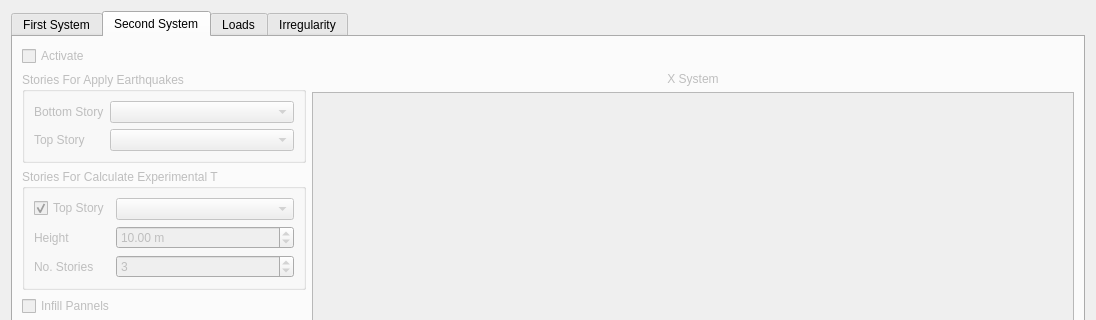
This is widgets/civiltools_project_settings.ui in ebrahimraeyat/civilTools as Qt 5 draws it before an edit; both pictures show x 0 to 1096 and y 0 to 320 of the 1096 by 811 pixel window. The edited form follows.
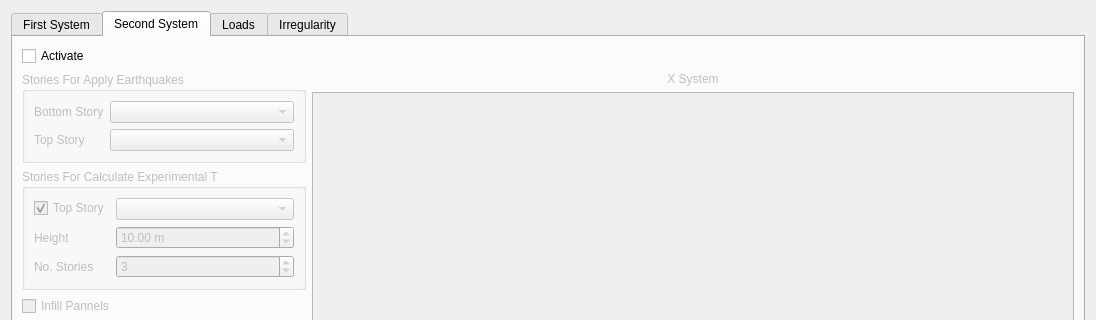
This is the edited form. The open tabs and pages were chosen to show the change. Icons and pictures are not drawn. Custom widgets are drawn as their Qt base class.

The edit to the form file:
```diff
--- a/widgets/civiltools_project_settings.ui
+++ b/widgets/civiltools_project_settings.ui
@@ -644,7 +644,7 @@
          <item>
           <widget class="QCheckBox" name="activate_second_system">
            <property name="enabled">
-            <bool>false</bool>
+            <bool>true</bool>
            </property>
            <property name="text">
             <string>Activate</string>
```
